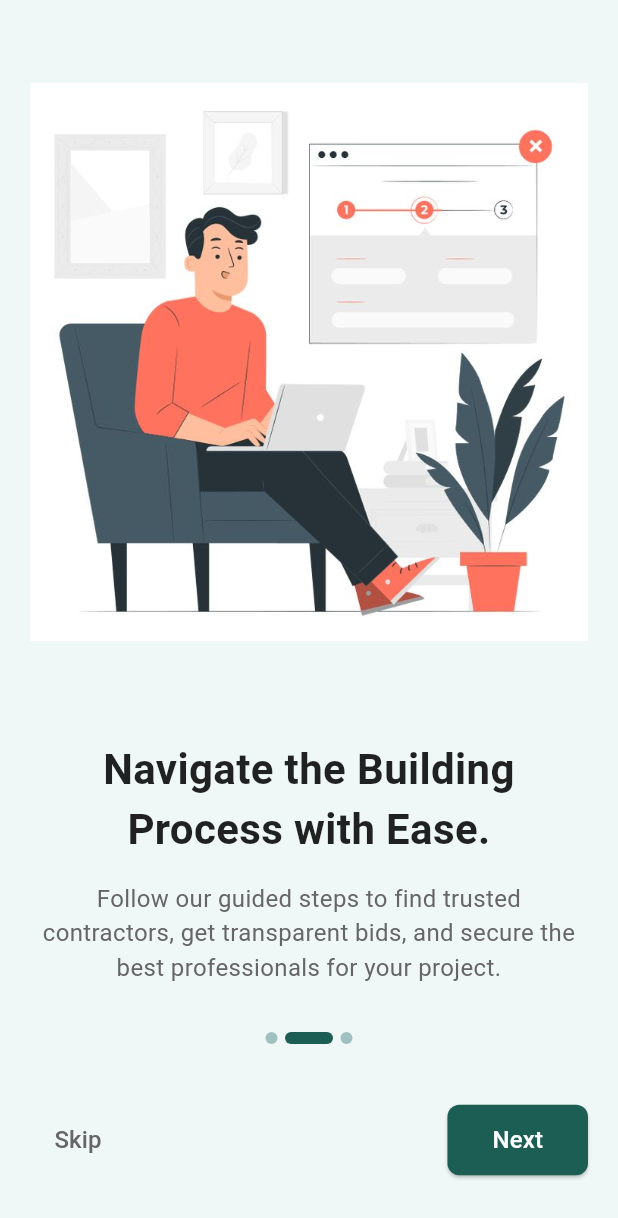
After one commit to BuildFlow-GP/BuildFlow-Frontend, a Flutter app: the OnboardingScreen screen opened directly, swiped to page 2, on a phone screen of 412 x 824 dp. The commit adds this screen. Shown: the top 1218 px of the screen. Run offline on Flutter 3.47's test engine with Material 3 defaults, Android fonts, the light colour scheme and no system bars; drawn by our look-alikes of smooth_page_indicator; our stand-ins replace curved_navigation_bar, emoji_picker_flutter, file_picker, flutter_rating_bar, flutter_secure_storage, get and 4 more; missing offline and left inert: flutter_braintree, webview_flutter_web; accounts and stored records are empty; network calls fail.

Commit message:
first screen on mobile

```diff
--- a/lib/screens/Basic/home_page.dart
+++ b/lib/screens/Basic/home_page.dart
@@ -1,4 +1,6 @@
 import 'dart:convert';
+
+import 'package:buildflow_frontend/themes/app_colors.dart';
 
 import '../../services/Basic/favorite_service.dart'; // تمت الإضافة
 //import '../models/fav/detailed_fav_model.dart';
@@ -326,6 +328,7 @@ class _HomeScreenState extends State<HomeScreen> {
   @override
   Widget build(BuildContext context) {
     return Scaffold(
+      backgroundColor: AppColors.accent,
       body: SingleChildScrollView(
         child: Column(
           crossAxisAlignment: CrossAxisAlignment.stretch,
--- /dev/null
+++ b/lib/screens/Basic/onboarding_screen.dart
@@ -0,0 +1,278 @@
+// lib/screens/onboarding_screen.dart
+import 'package:buildflow_frontend/screens/sign/signin_screen.dart';
+import 'package:buildflow_frontend/screens/sign/user_type.dart';
+import 'package:buildflow_frontend/themes/app_colors.dart';
+import 'package:flutter/material.dart';
+import 'package:smooth_page_indicator/smooth_page_indicator.dart';
+
+// -----------------------------------------------------------
+// 1. OnboardingPageModel (Data Model for a Single Onboarding Page)
+// -----------------------------------------------------------
+class OnboardingPageModel {
+  final String imagePath;
+  final String title;
+  final String description;
+
+  OnboardingPageModel({
+    required this.imagePath,
+    required this.title,
+    required this.description,
+  });
+}
+
+// -----------------------------------------------------------
+// 2. OnboardingPageWidget (Widget for displaying a single onboarding page)
+// -----------------------------------------------------------
+class OnboardingPageWidget extends StatelessWidget {
+  final String imagePath;
+  final String title;
+  final String description;
+
+  const OnboardingPageWidget({
+    super.key,
+    required this.imagePath,
+    required this.title,
+    required this.description,
+  });
+
+  @override
+  Widget build(BuildContext context) {
+    return Padding(
+      padding: const EdgeInsets.all(20.0),
+      child: Column(
+        mainAxisAlignment: MainAxisAlignment.center,
+        children: [
+          // Image
+          Expanded(
+            flex: 3,
+            child: Image.asset(
+              imagePath,
+              fit: BoxFit.contain,
+              height: MediaQuery.of(context).size.height * 0.4,
+            ),
+          ),
+          const SizedBox(height: 30),
+          // Title
+          Text(
+            title,
+            textAlign: TextAlign.center,
+            style: const TextStyle(
+              fontSize: 28,
+              fontWeight: FontWeight.bold,
+              color:
+                  AppColors
+                      .textPrimary, // Changed: استخدام لون النص الأساسي من AppColors
+            ),
+          ),
+          const SizedBox(height: 15),
+          // Description
+          Text(
+            description,
+            textAlign: TextAlign.center,
+            style: const TextStyle(
+              fontSize: 16,
+              color: AppColors.textSecondary,
+            ), // Changed: استخدام لون النص الثانوي من AppColors
+          ),
+          const Expanded(flex: 1, child: SizedBox.shrink()),
+        ],
+      ),
+    );
+  }
+}
+
+// -----------------------------------------------------------
+// 3. OnboardingScreen (The Main Onboarding Logic)
+// -----------------------------------------------------------
+class OnboardingScreen extends StatefulWidget {
+  const OnboardingScreen({super.key});
+
+  @override
+  State<OnboardingScreen> createState() => _OnboardingScreenState();
+}
+
+class _OnboardingScreenState extends State<OnboardingScreen> {
+  final PageController _pageController = PageController();
+  int _currentPageIndex = 0;
+  bool _isLastPage = false;
+
+  // بيانات صفحات التهيئة
+  final List<OnboardingPageModel> onboardingPages = [
+    OnboardingPageModel(
+      // الصورة 1: شخص يفكر، يخطط، لديه أفكار وتصاميم.
+      imagePath:
+          'assets/step1.jpg', // تأكد أن هذا هو المسار الصحيح للصورة الأولى
+      title: 'Transform Your Vision into Reality.', // حوّل رؤيتك إلى واقع.
+      description:
+          'Start your project journey by defining your ideas. BuildFlow connects homeowners with expert engineers to bring designs to life.',
+      // الوصف: ابدأ رحلة مشروعك بتحديد أفكارك. BuildFlow يربط أصحاب المنازل بالمهندسين الخبراء لإحياء التصاميم.
+    ),
+    OnboardingPageModel(
+      // الصورة 2: شخص يعمل على لابتوب، ويوجد مؤشر خطوات (1-2-3).
+      imagePath:
+          'assets/step2.jpg', // تأكد أن هذا هو المسار الصحيح للصورة الثانية
+      title:
+          'Navigate the Building Process with Ease.', // تنقّل في عملية البناء بسهولة.
+      description:
+          'Follow our guided steps to find trusted contractors, get transparent bids, and secure the best professionals for your project.',
+      // الوصف: اتبع خطواتنا الموجهة لإيجاد مقاولين موثوقين، الحصول على عروض أسعار شفافة، وتأمين أفضل المختصين لمشروعك.
+    ),
+    OnboardingPageModel(
+      // الصورة 3: شخص يعمل على لابتوب، ويوجد مؤشر تقدم وعناصر عمل (ساعة، ملفات).
+      imagePath:
+          'assets/step3.jpg', // تأكد أن هذا هو المسار الصحيح للصورة الثالثة
+      title: 'Collaborate, Track, and Achieve.', // تعاون، تتبّع، وحقّق.
+      description:
+          'Manage all project communications, track progress in real-time, and ensure timely completion. BuildFlow empowers seamless cooperation.',
+      // الوصف: أدر جميع اتصالات المشروع، تتبّع التقدم في الوقت الفعلي، وتأكد من الإنجاز في الوقت المحدد. BuildFlow يمكّن التعاون السلس.
+    ),
+  ];
+
+  @override
+  void initState() {
+    super.initState();
+    _pageController.addListener(() {
+      setState(() {
+        _currentPageIndex = _pageController.page!.round();
+        _isLastPage = _currentPageIndex == onboardingPages.length - 1;
+      });
+    });
+  }
+
+  @override
+  void dispose() {
+    _pageController.dispose();
+    super.dispose();
+  }
+
+  @override
+  Widget build(BuildContext context) {
+    return Scaffold(
+      backgroundColor: AppColors.background, // Added: تعيين لون خلفية Scaffold
+      body: Stack(
+        children: [
+          // PageView to display the onboarding pages
+          PageView.builder(
+            controller: _pageController,
+            itemCount: onboardingPages.length,
+            onPageChanged: (index) {
+              setState(() {
+                _currentPageIndex = index;
+                _isLastPage = _currentPageIndex == onboardingPages.length - 1;
+              });
+            },
+            itemBuilder: (context, index) {
+              final page = onboardingPages[index];
+              return OnboardingPageWidget(
+                imagePath: page.imagePath,
+                title: page.title,
+                description: page.description,
+              );
+            },
+          ),
+
+          // Page indicator and navigation buttons at the bottom
+          Align(
+            alignment: Alignment.bottomCenter,
+            child: Padding(
+              padding: const EdgeInsets.symmetric(
+                horizontal: 20.0,
+                vertical: 40.0,
+              ),
+              child: Column(
+                mainAxisSize: MainAxisSize.min,
+                children: [
+                  // Page indicator dots
+                  SmoothPageIndicator(
+                    controller: _pageController,
+                    count: onboardingPages.length,
+                    effect: ExpandingDotsEffect(
+                      activeDotColor:
+                          AppColors
+                              .accent, // Changed: لون النقطة النشطة هو accent
+                      dotColor:
+                          AppColors
+                              .primary, // Changed: لون النقاط غير النشطة هو primary
+                      dotHeight: 8,
+                      dotWidth: 8,
+                      expansionFactor: 4,
+                      spacing: 5.0,
+                    ),
+                  ),
+                  const SizedBox(height: 40),
+                  // Navigation buttons
+                  Row(
+                    mainAxisAlignment: MainAxisAlignment.spaceBetween,
+                    children: [
+                      // Skip Button
+                      TextButton(
+                        onPressed: () {
+                          // Navigate to Sign In Screen
+                          Navigator.pushReplacement(
+                            context,
+                            MaterialPageRoute(
+                              builder: (context) => const SignInScreen(),
+                            ),
+                          );
+                        },
+                        child: Text(
+                          'Skip',
+                          style: TextStyle(
+                            fontSize: 16,
+                            color:
+                                AppColors
+                                    .textSecondary, // Changed: لون زر التخطي هو textSecondary
+                          ),
+                        ),
+                      ),
+                      // Next / Get Started Button
+                      ElevatedButton(
+                        onPressed: () {
+                          if (_isLastPage) {
+                            // Navigate to User Type Selection Screen
+                            Navigator.pushReplacement(
+                              context,
+                              MaterialPageRoute(
+                                builder:
+                                    (context) =>
+                                        const UserTypeSelectionScreen(),
+                              ),
+                            );
+                          } else {
+                            // Otherwise, go to the next page
+                            _pageController.nextPage(
+                              duration: const Duration(milliseconds: 400),
+                              curve: Curves.easeIn,
+                            );
+                          }
+                        },
+                        style: ElevatedButton.styleFrom(
+                          padding: const EdgeInsets.symmetric(
+                            horizontal: 30,
+                            vertical: 12,
+                          ),
+                          shape: RoundedRectangleBorder(
+                            borderRadius: BorderRadius.circular(8),
+                          ),
+                          backgroundColor:
+                              AppColors
+                                  .accent, // Changed: لون خلفية الزر هو accent
+                          foregroundColor:
+                              Colors.white, // لون النص يبقى أبيض للتباين
+                        ),
+                        child: Text(
+                          _isLastPage ? 'Get Started' : 'Next',
+                          style: const TextStyle(fontSize: 16),
+                        ),
+                      ),
+                    ],
+                  ),
+                ],
+              ),
+            ),
+          ),
+        ],
+      ),
+    );
+  }
+}
--- a/pubspec.yaml
+++ b/pubspec.yaml
@@ -37,6 +37,7 @@ dependencies:
   flutter_braintree: ^4.0.0
   webview_flutter: ^4.13.0
   webview_flutter_web: ^0.2.3+4
+  smooth_page_indicator: ^1.1.0
 
 
   get: ^4.6.6
@@ -101,6 +102,9 @@ flutter:
     - assets/officee.png
     - assets/individual.jpg
     - assets/companyy.png
+    - assets/step1.jpg
+    - assets/step2.jpg
+    - assets/step3.jpg
 
 
   # An image asset can refer to one or more resolution-specific "variants", see
```
Also changed, not shown: assets/step1.jpg (added), assets/step2.jpg (added), assets/step3.jpg (added), pubspec.lock, 1 other file.
